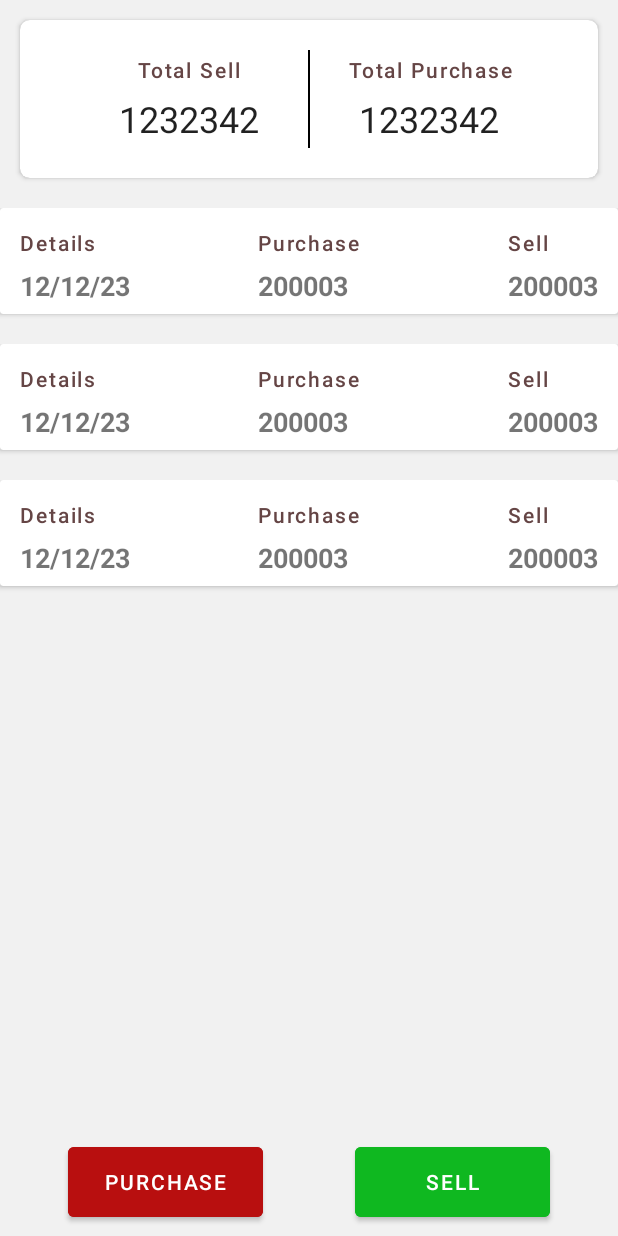
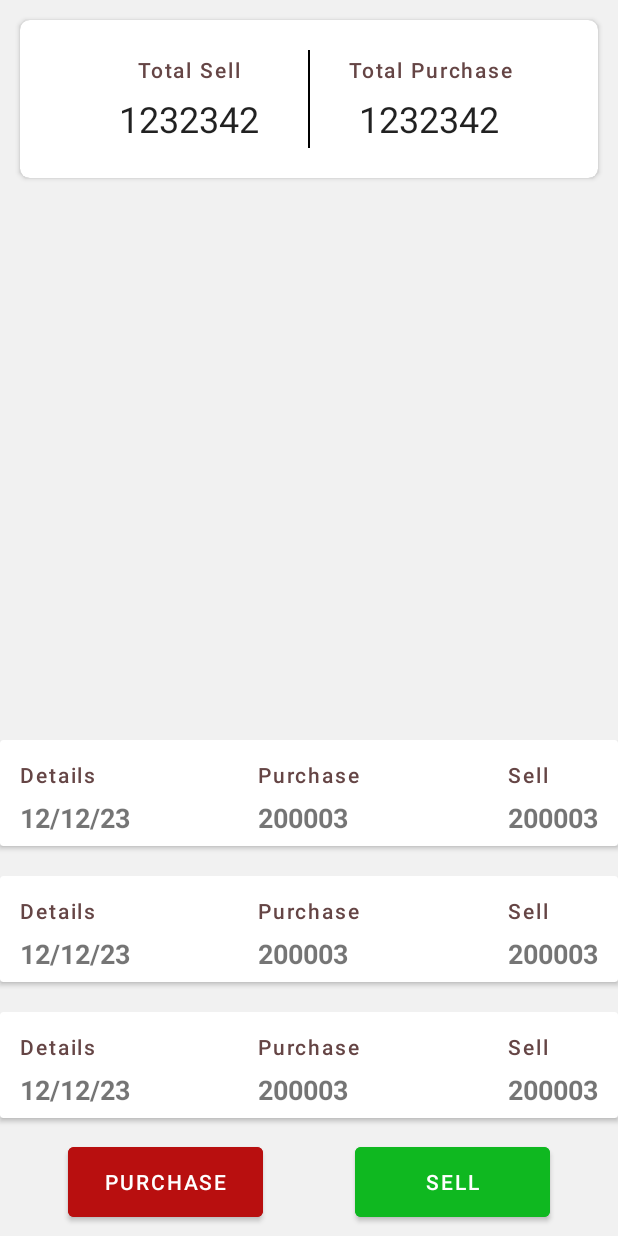
Before and after one commit to priyanshumaurya8868/ShopStats, an Android app: the layout stats_fragment.xml on its own in the app's theme, with its tools: preview values and no code run, on a phone screen of 412 x 824 dp. Run offline under Robolectric (Android 15) with nearby library versions, the phone set to English and light mode, and no system bars.

Commit message:
rv_config change

```diff
--- a/app/src/main/res/layout/rv_item.xml
+++ b/app/src/main/res/layout/rv_item.xml
@@ -105,6 +105,7 @@
        tools:listitem="@layout/nested_rv_item"
        android:background="@color/mild_white"
        android:nestedScrollingEnabled="false"
+       app:stackFromEnd="true"
        app:layoutManager="androidx.recyclerview.widget.LinearLayoutManager"/>
 
 </LinearLayout>
--- a/app/src/main/res/layout/stats_fragment.xml
+++ b/app/src/main/res/layout/stats_fragment.xml
@@ -94,6 +94,7 @@
         android:layout_below="@id/head_cardView"
         android:layout_alignParentBottom="true"
         android:paddingBottom="@dimen/_50sdp"
+        app:stackFromEnd="true"
         android:layout_alignParentStart="true"
         android:layout_alignParentEnd="true"
         android:background="@color/mild_white" />
```
Also changed, not shown: app/src/main/java/com/priyanshumaurya8868/shopstats/ui/fragments/StatsFragment.java (+8 -2 lines).
